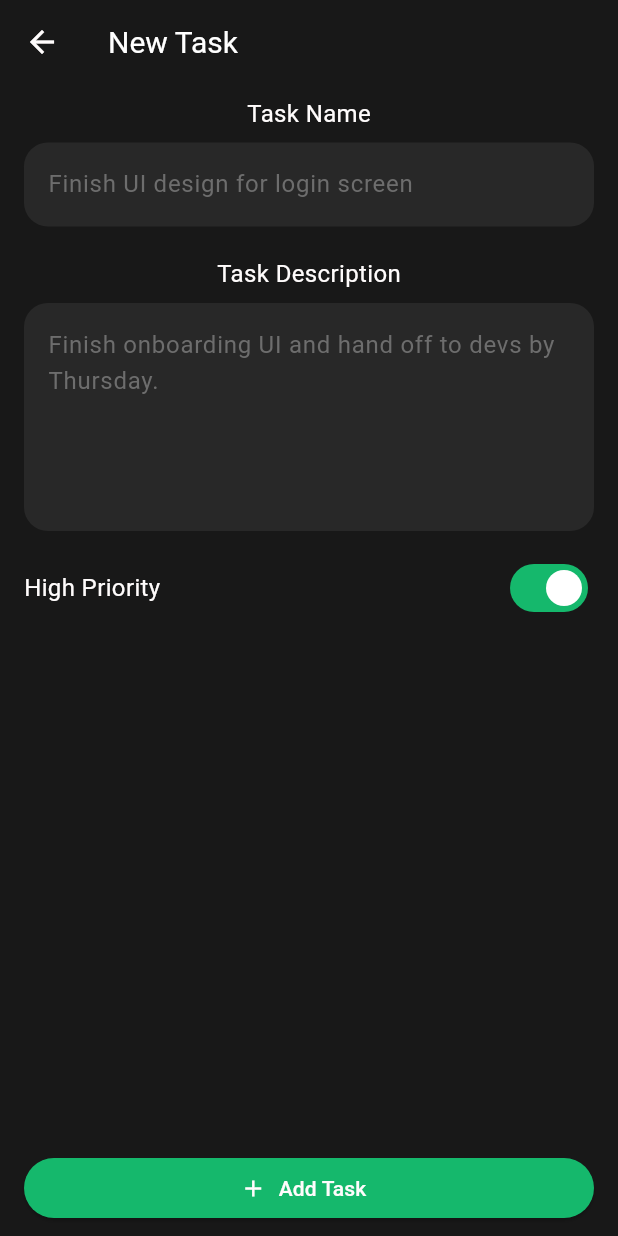
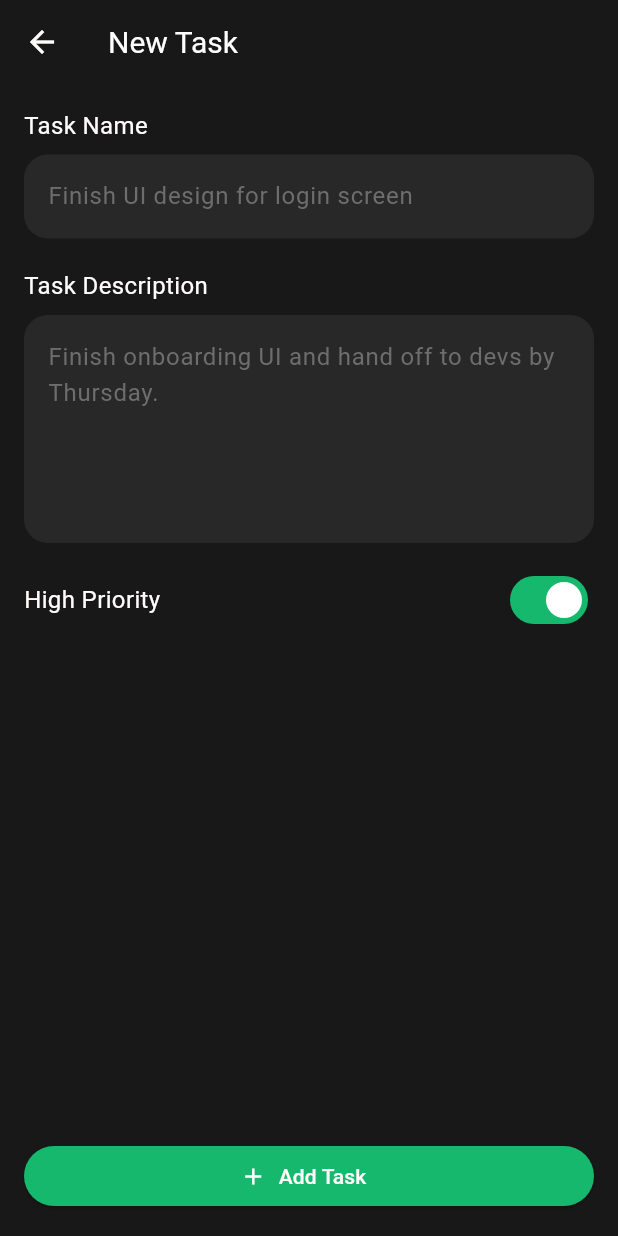
Before and after one commit to AbdullahAlomair6/TaskyApp, a Flutter app: the AddTaskScreen screen opened directly, on a phone screen of 412 x 824 dp. Run offline on Flutter 3.47's test engine with Material 3 defaults, Android fonts, the phone set to English and light mode, and no system bars; our stand-ins replace flutter_svg, shared_preferences; accounts and stored records are empty.

Commit message:
add user details screen and custom_text_form_field

```diff
--- /dev/null
+++ b/lib/core/widget/custom_text_form_field.dart
@@ -0,0 +1,55 @@
+import 'package:flutter/material.dart';
+
+class CustomTextFormField extends StatelessWidget {
+  CustomTextFormField({
+    super.key,
+    required this.title,
+    required this.controller,
+    required this.hintText,
+    this.maxLines,
+    this.validator,
+  });
+
+  TextEditingController controller = TextEditingController();
+  final String hintText;
+  final String title;
+  final int? maxLines;
+  final Function(String?)? validator;
+
+  @override
+  Widget build(BuildContext context) {
+    return Column(
+      crossAxisAlignment: CrossAxisAlignment.start,
+      children: [
+        Text(
+          title,
+          style: TextStyle(
+            color: Color(0xffFFFCFC),
+            fontSize: 16,
+            fontWeight: FontWeight.w400,
+          ),
+        ),
+        SizedBox(height: 8),
+        TextFormField(
+          controller: controller,
+          maxLines: maxLines,
+          validator: validator != null
+              ? (String? value) => validator!(value)
+              : null,
+          cursorColor: Colors.white,
+          style: TextStyle(color: Colors.white),
+          decoration: InputDecoration(
+            hintText: hintText,
+            hintStyle: TextStyle(color: Color(0xff6D6D6D)),
+            filled: true,
+            fillColor: Color(0xff282828),
+            border: OutlineInputBorder(
+              borderRadius: BorderRadius.circular(16),
+              borderSide: BorderSide.none,
+            ),
+          ),
+        ),
+      ],
+    );
+  }
+}
--- a/lib/screens/add_task_screen.dart
+++ b/lib/screens/add_task_screen.dart
@@ -2,6 +2,7 @@ import 'dart:convert' show jsonEncode, jsonDecode;
 
 import 'package:flutter/material.dart';
 import 'package:shared_preferences/shared_preferences.dart';
+import 'package:tasky/core/widget/custom_text_form_field.dart';
 import 'package:tasky/models/task_model.dart';
 
 class AddTaskScreen extends StatefulWidget {
@@ -30,7 +31,7 @@ class _AddTaskScreenState extends State<AddTaskScreen> {
         titleTextStyle: TextStyle(fontWeight: FontWeight.w400, fontSize: 20),
       ),
       body: Padding(
-        padding: const EdgeInsets.symmetric(horizontal: 16, vertical: 8),
+        padding: const EdgeInsets.symmetric(horizontal: 16, vertical: 16),
         child: Form(
           key: _key,
           child: Column(
@@ -40,68 +41,24 @@ class _AddTaskScreenState extends State<AddTaskScreen> {
                 child: SingleChildScrollView(
                   child: Column(
                     children: [
-                      Text(
-                        'Task Name',
-                        style: TextStyle(
-                          color: Color(0xffFFFCFC),
-                          fontSize: 16,
-                          fontWeight: FontWeight.w400,
-                        ),
-                      ),
-                      SizedBox(height: 8),
-                      TextFormField(
+                      CustomTextFormField(
+                        title: "Task Name",
                         controller: taskNameController,
+                        hintText: 'Finish UI design for login screen',
                         validator: (value) {
                           if (value == null || value.trim().isEmpty) {
-                            return "Enter your Task Name";
+                            return "Add Task Name! ";
                           }
-                          return null;
+                          ;
                         },
-                        cursorColor: Colors.white,
-                        style: TextStyle(color: Colors.white),
-                        decoration: InputDecoration(
-                          hintText: 'Finish UI design for login screen',
-                          hintStyle: TextStyle(color: Color(0xff6D6D6D)),
-                          filled: true,
-                          fillColor: Color(0xff282828),
-                          border: OutlineInputBorder(
-                            borderRadius: BorderRadius.circular(16),
-                            borderSide: BorderSide.none,
-                          ),
-                        ),
                       ),
                       SizedBox(height: 20),
-                      Text(
-                        'Task Description',
-                        style: TextStyle(
-                          color: Color(0xffFFFCFC),
-                          fontSize: 16,
-                          fontWeight: FontWeight.w400,
-                        ),
-                      ),
-                      SizedBox(height: 8),
-                      TextFormField(
+                      CustomTextFormField(
+                        title: 'Task Description',
                         controller: taskDescriptionController,
-                        // validator: (String? value) {
-                        //   if (value == null || value.trim().isEmpty) {
-                        //     return 'Enter your Description';
-                        //   }
-                        //   return null;
-                        // },
-                        cursorColor: Colors.white,
+                        hintText:
+                            'Finish onboarding UI and hand off to devs by Thursday.',
                         maxLines: 5,
-                        style: TextStyle(color: Colors.white),
-                        decoration: InputDecoration(
-                          hintText:
-                              'Finish onboarding UI and hand off to devs by Thursday.',
-                          hintStyle: TextStyle(color: Color(0xff6D6D6D)),
-                          filled: true,
-                          fillColor: Color(0xff282828),
-                          border: OutlineInputBorder(
-                            borderRadius: BorderRadius.circular(16),
-                            borderSide: BorderSide.none,
-                          ),
-                        ),
                       ),
                       SizedBox(height: 14),
                       Row(
--- a/lib/screens/home_screen.dart
+++ b/lib/screens/home_screen.dart
@@ -6,7 +6,6 @@ import 'package:flutter_svg/flutter_svg.dart';
 import 'package:shared_preferences/shared_preferences.dart';
 import 'package:tasky/models/task_model.dart';
 import 'package:tasky/screens/add_task_screen.dart';
-import 'package:tasky/widgets/task_list_widget.dart';
 
 import '../widgets/high_priority_tasks_widget.dart';
 import '../widgets/sliver_task_list_widget.dart';
--- a/lib/screens/profile_screen.dart
+++ b/lib/screens/profile_screen.dart
@@ -1,6 +1,7 @@
 import 'package:flutter/material.dart';
 import 'package:flutter_svg/flutter_svg.dart';
 import 'package:shared_preferences/shared_preferences.dart';
+import 'package:tasky/screens/user_details_screen.dart';
 
 class ProfileScreen extends StatefulWidget {
   const ProfileScreen({super.key});
@@ -107,7 +108,10 @@ class _ProfileScreenState extends State<ProfileScreen> {
                 ),
                 SizedBox(height: 16),
                 ListTile(
-                  onTap: () {},
+                  onTap: () {
+                    Navigator.push(context, MaterialPageRoute(
+                        builder: (BuildContext context) =>UserDetailsScreen() ));
+                  },
                   contentPadding: EdgeInsets.zero,
 
                   title: Text(
```
Also changed, not shown: lib/screens/user_details_screen.dart (added, +63 -0 lines), lib/screens/welcome_screen.dart (+6 -24 lines).
